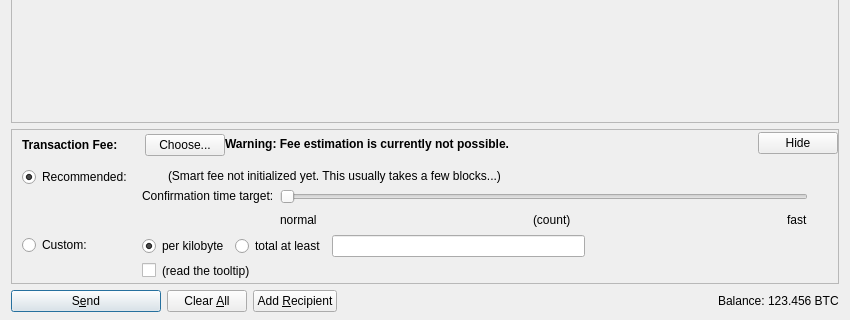
Above: src/qt/forms/sendcoinsdialog.ui from dogecoin/dogecoin before the change; both pictures show x 0 to 850 and y 206 to 526 of the 850 by 526 pixel window. Below: the same form after it.
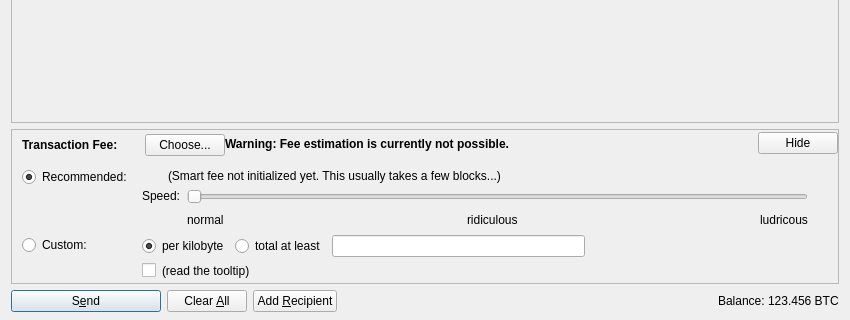
That is the form after the change. Icons and pictures are not drawn. Custom widgets are drawn as their Qt base class.

Diff of the .ui file:
```diff
--- a/src/qt/forms/sendcoinsdialog.ui
+++ b/src/qt/forms/sendcoinsdialog.ui
@@ -1053,7 +1053,7 @@
                    <item>
                     <widget class="QLabel" name="labelSmartFee3">
                      <property name="text">
-                      <string>Confirmation time target:</string>
+                      <string>Speed:</string>
                      </property>
                      <property name="margin">
                       <number>2</number>
@@ -1086,7 +1086,7 @@
                       <number>0</number>
                      </property>
                      <property name="maximum">
-                      <number>23</number>
+                      <number>3</number>
                      </property>
                      <property name="pageStep">
                       <number>1</number>
@@ -1133,7 +1133,7 @@
                      <item>
                       <widget class="QLabel" name="confirmationTargetLabel">
                        <property name="text">
-                        <string notr="true">(count)</string>
+                        <string>ridiculous</string>
                        </property>
                       </widget>
                      </item>
@@ -1153,7 +1153,7 @@
                      <item>
                       <widget class="QLabel" name="labelSmartFeeFast">
                        <property name="text">
-                        <string>fast</string>
+                        <string>ludricous</string>
                        </property>
                       </widget>
                      </item>
```
Left out of the diff: 2 changed lines with no effect on the pictures.
